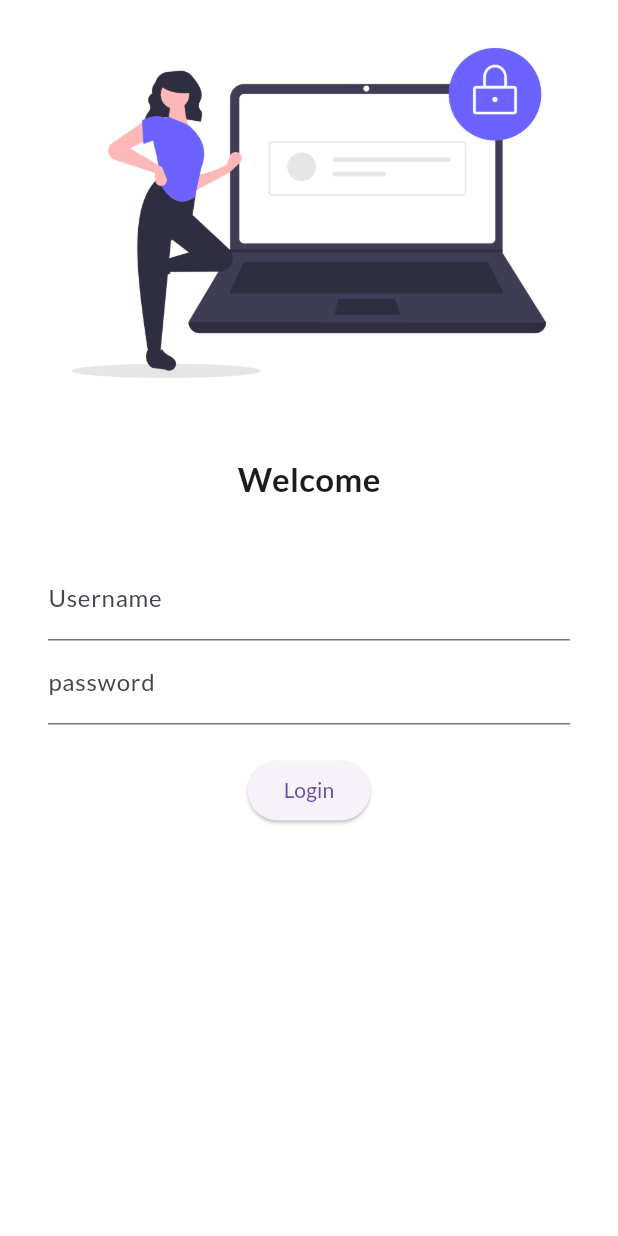
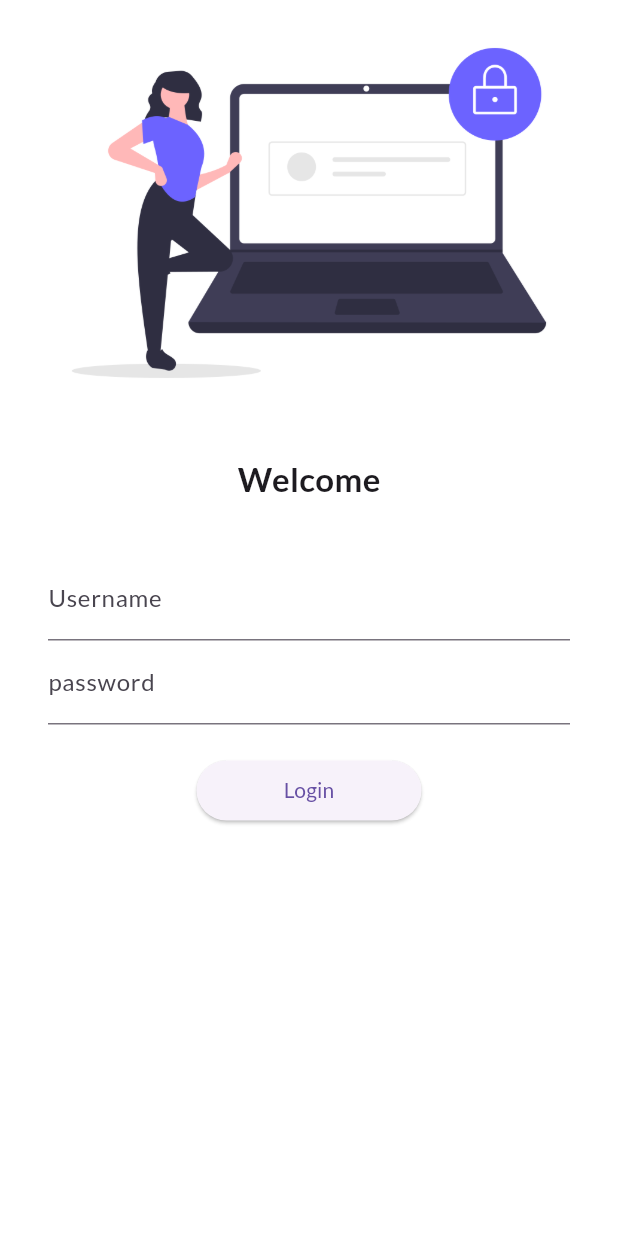
Before and after one commit to anaskhan97/30DaysOfFlutter, a Flutter app: the screen it shows after launch, on a phone screen of 412 x 824 dp. Run offline on Flutter 3.47's test engine with Material 3 defaults, Android fonts, the phone set to English and light mode, and no system bars; our stand-ins replace google_fonts.

Commit message:
day 5 completed

```diff
--- a/lib/main.dart
+++ b/lib/main.dart
@@ -1,6 +1,7 @@
 import 'package:flutter/material.dart';
 import 'package:flutter_application_2/pages/home_page.dart';
 import 'package:flutter_application_2/pages/login_page.dart';
+import 'package:flutter_application_2/utils/routes.dart';
 import 'package:google_fonts/google_fonts.dart';
 
 void main() {
@@ -14,6 +15,7 @@ class MyApp extends StatelessWidget {
   Widget build(BuildContext context) {
     return MaterialApp(
       //  home: HomePage(),
+      debugShowCheckedModeBanner: false,
       themeMode: ThemeMode.light,
       theme: ThemeData(
           primarySwatch: Colors.deepPurple,
@@ -22,8 +24,8 @@ class MyApp extends StatelessWidget {
       //initialRoute: "/home",
       routes: {
         "/": (context) => LoginPage(),
-        "/home": (context) => HomePage(),
-        // "/login" :(context) => LoginPage(),
+        MyRoutes.homeRoute: (context) => HomePage(),
+        MyRoutes.loginRoute: (context) => LoginPage(),
       },
     );
   }
--- a/lib/pages/login_page.dart
+++ b/lib/pages/login_page.dart
@@ -1,4 +1,5 @@
 import 'package:flutter/material.dart';
+import 'package:flutter_application_2/utils/routes.dart';
 
 class LoginPage extends StatelessWidget {
   const LoginPage({super.key});
@@ -6,7 +7,8 @@ class LoginPage extends StatelessWidget {
   @override
   Widget build(BuildContext context) {
     return Material(
-        color: Colors.white,
+      color: Colors.white,
+      child: SingleChildScrollView(
         child: Column(
           children: [
             Image.asset(
@@ -45,15 +47,17 @@ class LoginPage extends StatelessWidget {
                   ),
                   ElevatedButton(
                     onPressed: () {
-                      print("Hi Codepur");
+                      Navigator.pushNamed(context, MyRoutes.homeRoute);
                     },
                     child: Text("Login"),
-                    style: TextButton.styleFrom(),
+                    style: TextButton.styleFrom(minimumSize: Size(150, 40)),
                   )
                 ],
               ),
             ),
           ],
-        ));
+        ),
+      ),
+    );
   }
 }
--- /dev/null
+++ b/lib/utils/routes.dart
@@ -0,0 +1,4 @@
+class MyRoutes {
+  static String loginRoute = "/login";
+  static String homeRoute = "/home";
+}
```
